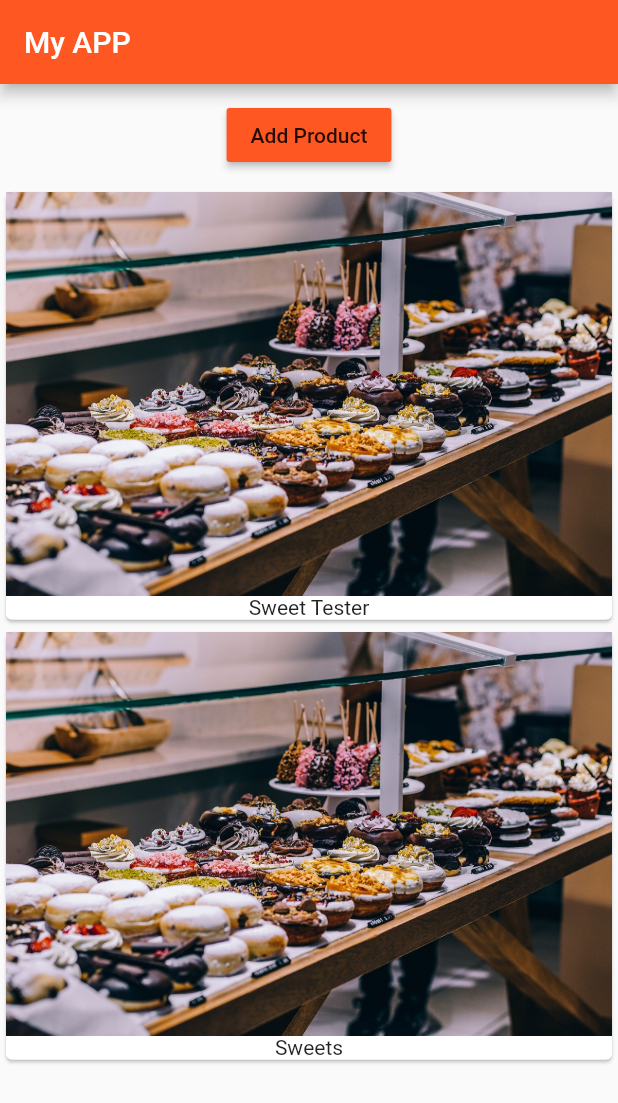
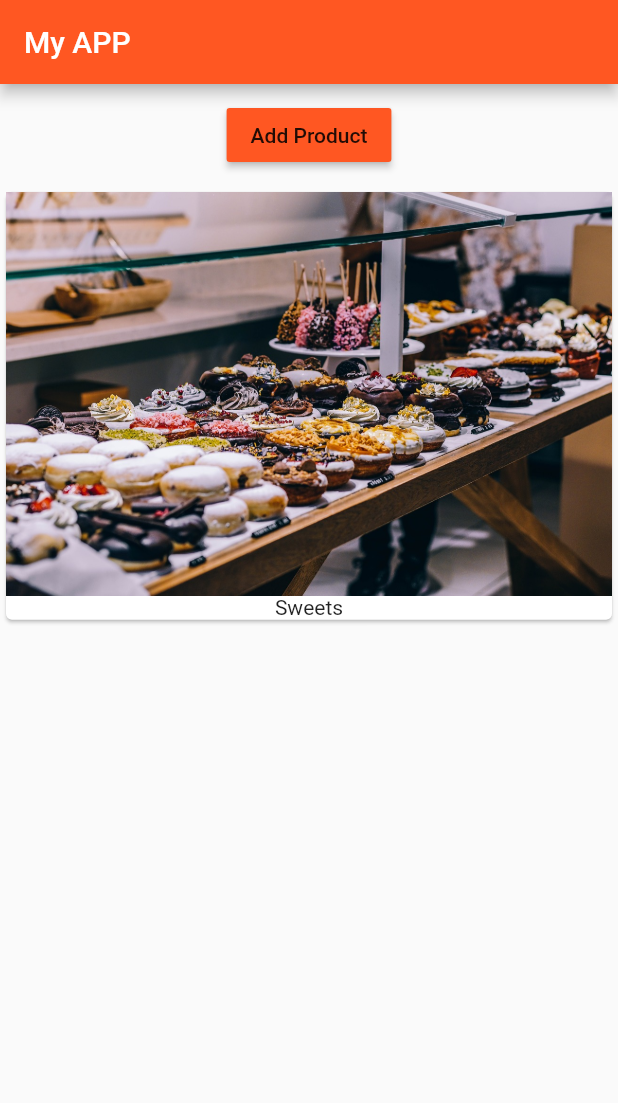
Before and after one commit to kunalindoliya/First-Flutter-App, a Flutter app: the screen it shows after launch, after a tap on "Add Product", on a phone screen of 412 x 824 dp. Shown: the top 1103 px of the screen. Run offline on Flutter 3.47's test engine with Material 2 defaults, Android fonts, the phone set to English and light mode, and no system bars.

Commit message:
Rendering Data Conditionally.

```diff
--- a/lib/product_manager.dart
+++ b/lib/product_manager.dart
@@ -5,7 +5,7 @@ import './products.dart';
 
 class ProductManager extends StatefulWidget {
   final String startingProduct;
-  ProductManager({this.startingProduct="Sweet Tester"});
+  ProductManager({this.startingProduct});
   @override
   State<StatefulWidget> createState() {
     return _ProductManagerState();
@@ -17,7 +17,9 @@ class _ProductManagerState extends State<ProductManager> {
   @override
   void initState() {
     super.initState();
-    _products.add(widget.startingProduct);
+    if(widget.startingProduct!=null){
+      _products.add(widget.startingProduct);
+    }
   }
   void _addProduct(String productName){
     setState(() {
--- a/lib/products.dart
+++ b/lib/products.dart
@@ -3,21 +3,24 @@ import 'package:flutter/material.dart';
 class Product extends StatelessWidget {
   final List<String> products;
   Product(this.products);
+
+  Widget _buildProductItem(BuildContext context,int index){
+    return Card(
+      child: Column(
+        children: <Widget>[
+          Image.asset('assets/food.jpg'),
+          Text(products[index])
+        ],
+      ),
+    );
+  }
+
   @override
   Widget build(BuildContext context) {
-    return ListView(
-      children: products
-          .map(
-            (element) => Card(
-                  child: Column(
-                    children: <Widget>[
-                      Image.asset('assets/food.jpg'),
-                      Text(element)
-                    ],
-                  ),
-                ),
-          )
-          .toList(),
+    return products.length>0 ? ListView.builder(
+      itemBuilder: _buildProductItem,
+      itemCount: products.length,
+    ): Center(child: Text("No Products Found, Please Add Some!"),
     );
   }
 }
```
